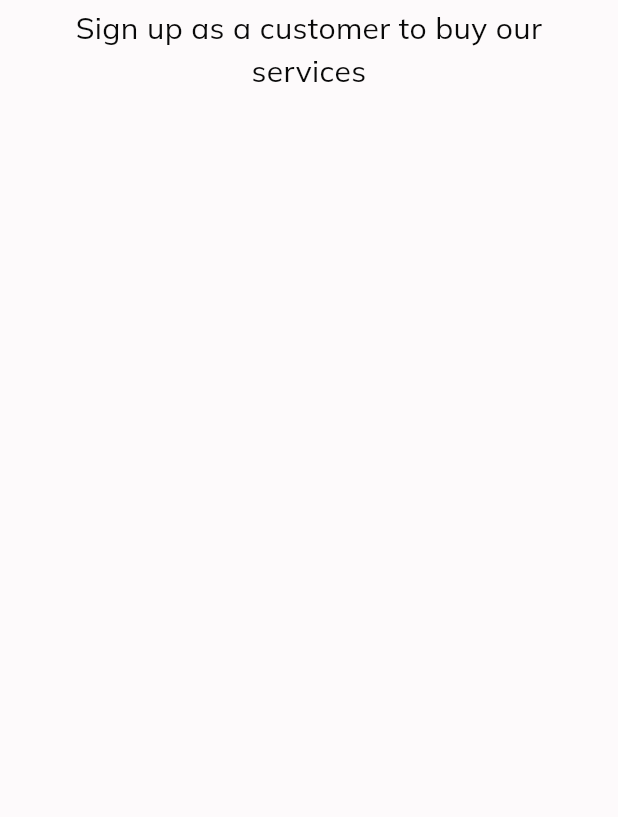
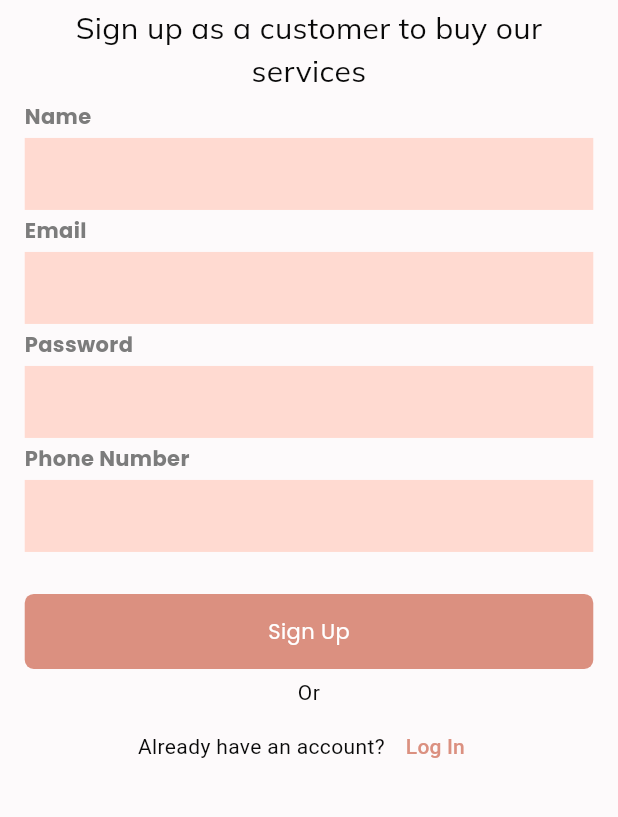
Before and after one commit to FaiziFlutter/Home-Glamour, a Flutter app: the Register screen opened directly, on a phone screen of 412 x 824 dp, the part 153-970 px from its top. Run offline on Flutter 3.47's test engine with Material 3 defaults, Android fonts, the phone set to English and light mode, and no system bars; our stand-ins replace google_fonts.

Commit message:
Register and Signup Screens are built

```diff
--- a/lib/app/auth/register/register.dart
+++ b/lib/app/auth/register/register.dart
@@ -2,9 +2,11 @@ import 'package:flutter/material.dart';
 import 'package:home_glamour/const/app_paddings.dart';
 import 'package:home_glamour/const/global_var.dart';
 import 'package:home_glamour/utils/theme/theme.dart';
+import 'package:home_glamour/utils/widgets/custom_button.dart';
 
 import '../../../const/text_size.dart';
 import '../../../utils/widgets/custom_text.dart';
+import '../../../utils/widgets/custom_txtformfield.dart';
 
 class Register extends StatelessWidget {
   const Register({super.key});
@@ -13,7 +15,10 @@ class Register extends StatelessWidget {
   Widget build(BuildContext context) {
     return Scaffold(
       body: SafeArea(
+        child: SingleChildScrollView(
           child: CustomPadding(
+            left: appWidth(context) * 0.1,
+            right: appWidth(context) * 0.1,
             child: Column(
               children: [
                 const CustomText(
@@ -32,7 +37,35 @@ class Register extends StatelessWidget {
                   fontSize: AppTextSize.titleMediumFont,
                   fontFamily: mulish(),
                 ),
+                const CustomTxtformfield(text: 'Name'),
+                const CustomTxtformfield(text: 'Email'),
+                const CustomTxtformfield(text: 'Password'),
+                const CustomTxtformfield(text: 'Phone Number'),
+                CustomButton(
+                  top: 28,
+                  onTap: () {},
+                  text: 'Sign Up',
+                  height: 50,
+                  width: double.infinity,
+                ),
+                const CustomText(text: 'Or'),
+                Row(
+                  mainAxisAlignment: MainAxisAlignment.center,
+                  children: [
+                    const CustomText(
+                      text: 'Already have an account? ',
+                      right: 0,
+                    ),
+                    TextButton(
+                        onPressed: () {},
+                        child: const CustomText(
+                          text: "Log In",
+                          left: 0,
+                        ))
                   ],
+                )
+              ],
+            ),
           ),
         ),
       ),
--- a/lib/app/screens/on_boarding.dart
+++ b/lib/app/screens/on_boarding.dart
@@ -3,7 +3,7 @@ import 'package:home_glamour/app/screens/side.dart';
 import 'package:home_glamour/const/global_var.dart';
 import 'package:home_glamour/const/text_size.dart';
 import 'package:home_glamour/utils/widgets/custom_text.dart';
-import 'package:home_glamour/utils/widgets/cutom_button.dart';
+import 'package:home_glamour/utils/widgets/custom_button.dart';
 
 class OnBoarding extends StatefulWidget {
   const OnBoarding({super.key});
@@ -65,6 +65,7 @@ class _OnBoardingState extends State<OnBoarding> {
               alignment: AlignmentDirectional.bottomEnd,
               child: CustomButton(
                 text: 'Next',
+                right: 8,
                 onTap: () {
                   Navigator.pushReplacement(
                     context,
--- a/lib/app/screens/side.dart
+++ b/lib/app/screens/side.dart
@@ -5,7 +5,7 @@ import 'package:home_glamour/const/color_scheme.dart';
 import 'package:home_glamour/const/global_var.dart';
 import 'package:home_glamour/const/text_size.dart';
 import 'package:home_glamour/utils/widgets/custom_text.dart';
-import 'package:home_glamour/utils/widgets/cutom_button.dart';
+import 'package:home_glamour/utils/widgets/custom_button.dart';
 
 class Side extends StatefulWidget {
   const Side({super.key});
--- a/lib/utils/widgets/cutom_button.dart
+++ b/lib/utils/widgets/custom_button.dart
@@ -49,7 +49,7 @@ class CustomButton extends StatelessWidget {
         width: width ?? appWidth(context) * 0.3,
         decoration: BoxDecoration(
           color: color ?? AppTheme.light.primaryColor,
-          borderRadius: borderRadius ?? BorderRadius.circular(12),
+          borderRadius: borderRadius ?? BorderRadius.circular(6),
         ),
         child: Center(
           child: Text(
--- a/lib/utils/widgets/custom_txtformfield.dart
+++ b/lib/utils/widgets/custom_txtformfield.dart
@@ -1,5 +1,7 @@
 import 'package:flutter/material.dart';
 import 'package:home_glamour/const/color_scheme.dart';
+import 'package:home_glamour/const/global_var.dart';
+import 'package:home_glamour/utils/widgets/custom_text.dart';
 
 class CustomTxtformfield extends StatelessWidget {
   const CustomTxtformfield(
@@ -17,7 +19,18 @@ class CustomTxtformfield extends StatelessWidget {
   Widget build(BuildContext context) {
     return Column(
       children: [
-        Text(text),
+        Align(
+          alignment: Alignment.centerLeft,
+          child: CustomText(
+            text: text,
+            left: 0,
+            top: 4,
+            bottom: 4,
+            fontWeight: FontWeight.bold,
+            fontFamily: poppins(),
+            color: colorSchemeLight.outline,
+          ),
+        ),
         TextFormField(
           obscureText: obscureText,
           onSaved: onSaved,
```
Lines whose indentation alone changed are shown as unchanged.
